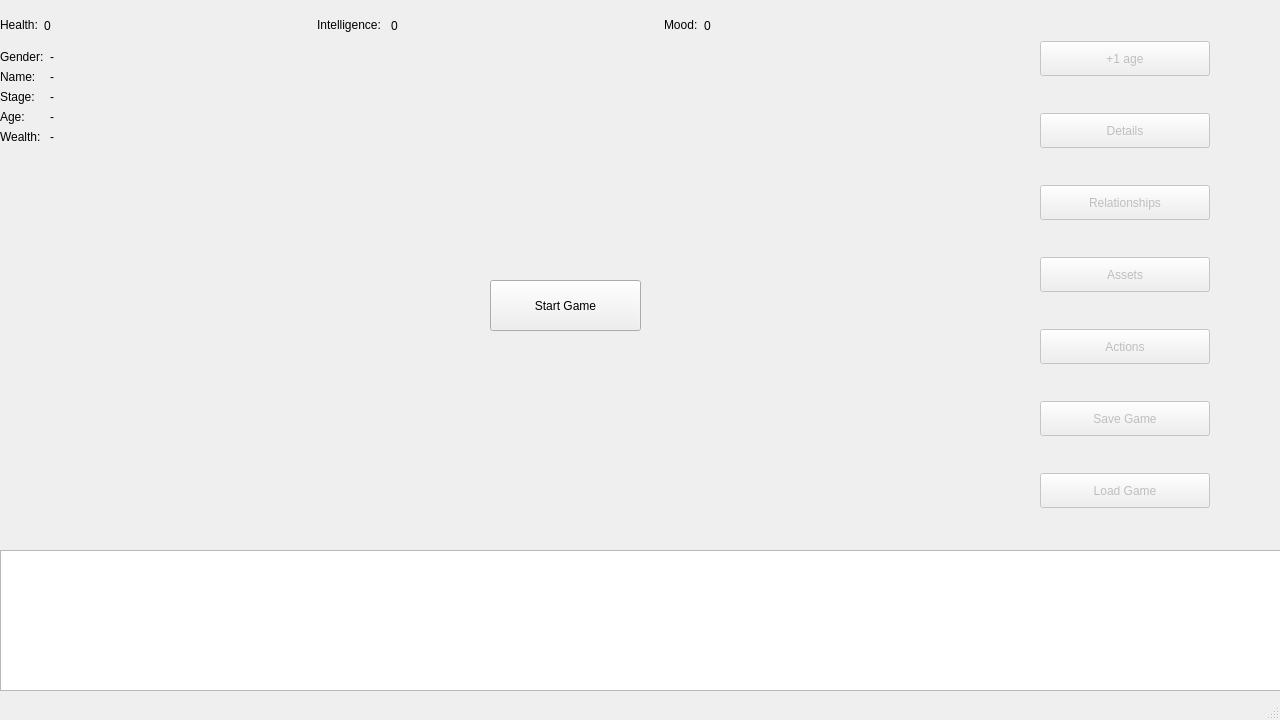
Above: virtuallifeview.ui from kbeni00/VirtualLife before the change. Below: the same form after it.
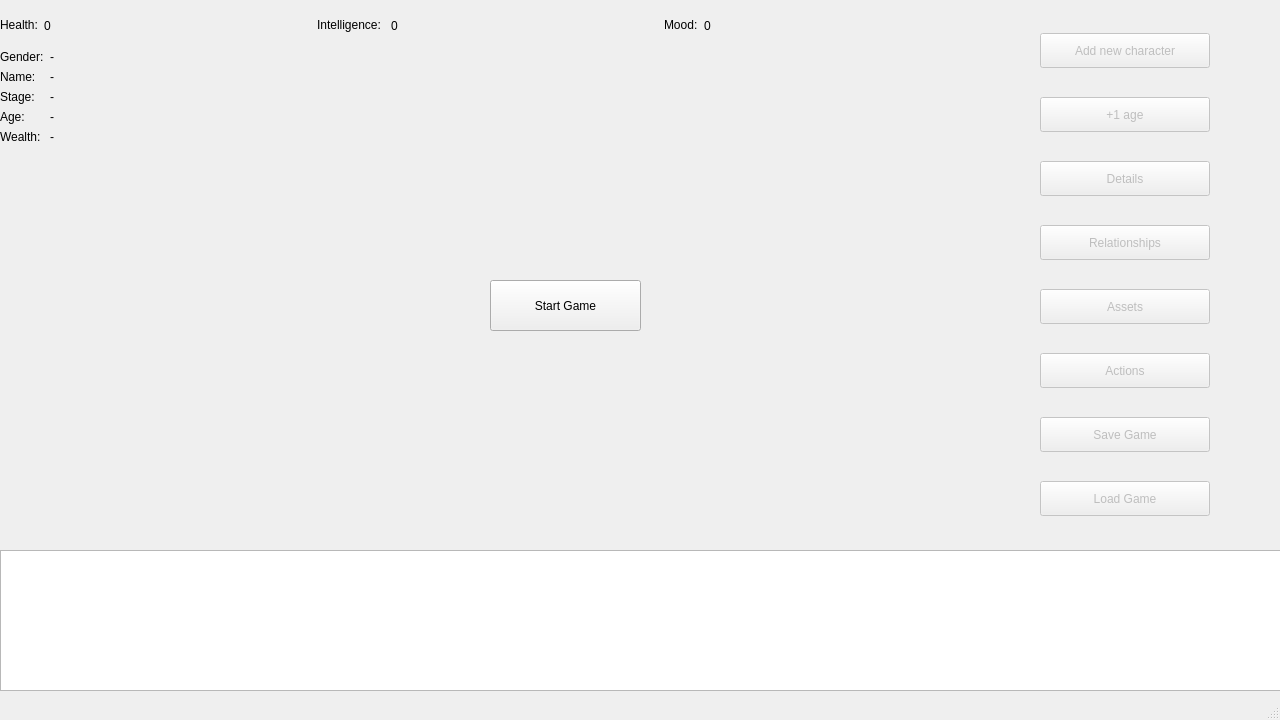
That is the form after the change.

Patch:
```diff
--- a/virtuallifeview.ui
+++ b/virtuallifeview.ui
@@ -69,6 +69,25 @@
      <property name="bottomMargin">
       <number>10</number>
      </property>
+     <item>
+      <widget class="QPushButton" name="newcharacter">
+       <property name="enabled">
+        <bool>false</bool>
+       </property>
+       <property name="maximumSize">
+        <size>
+         <width>170</width>
+         <height>35</height>
+        </size>
+       </property>
+       <property name="text">
+        <string>Add new character</string>
+       </property>
+       <property name="autoDefault">
+        <bool>false</bool>
+       </property>
+      </widget>
+     </item>
      <item>
       <widget class="QPushButton" name="_age">
        <property name="enabled">
```
Left out of the diff: 10 changed lines with no effect on the pictures.
